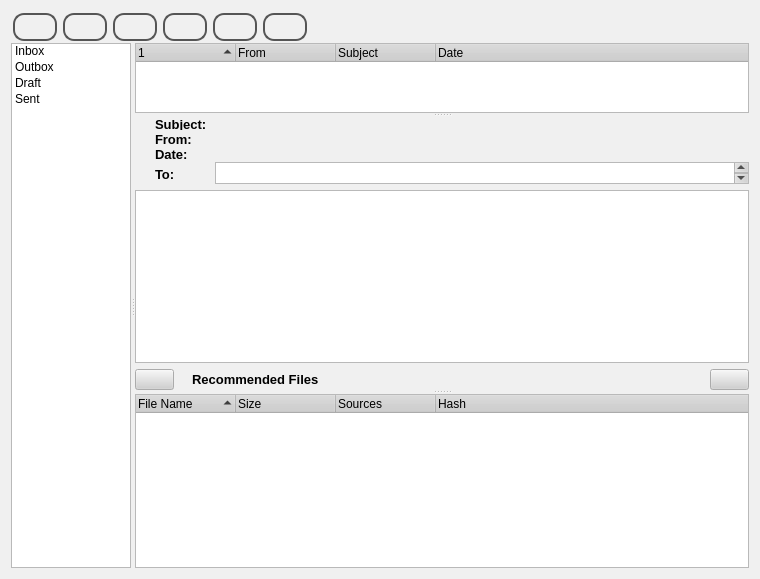
Old version of the form retroshare-gui/src/gui/MessagesDialog.ui in the repository RetroShare/RetroShare.
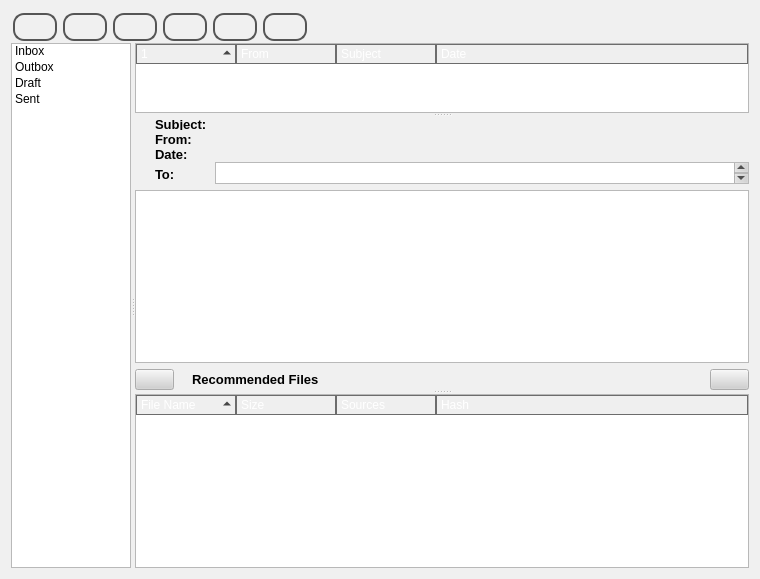
New version of the form. Icons and pictures are not drawn.

Diff of the .ui file:
```diff
--- a/retroshare-gui/src/gui/MessagesDialog.ui
+++ b/retroshare-gui/src/gui/MessagesDialog.ui
@@ -853,6 +853,17 @@
        <property name="contextMenuPolicy">
         <enum>Qt::CustomContextMenu</enum>
        </property>
+       <property name="styleSheet">
+        <string notr="true">QHeaderView::section {
+	background: qlineargradient(x1: 0, y1: 0, x2: 0, y2: 1,
+	stop: 0 #a6a6a6, stop: 0.08 #7f7f7f,
+	stop: 0.39999 #717171, stop: 0.4 #626262,
+	stop: 0.9 #4c4c4c, stop: 1 #333333);
+     color: white;
+     padding-left: 4px;
+     border: 1px solid #6c6c6c;
+ }</string>
+       </property>
        <property name="indentation">
         <number>16</number>
        </property>
@@ -1257,6 +1268,17 @@
        <property name="contextMenuPolicy">
         <enum>Qt::CustomContextMenu</enum>
        </property>
+       <property name="styleSheet">
+        <string notr="true">QHeaderView::section {
+	background: qlineargradient(x1: 0, y1: 0, x2: 0, y2: 1,
+	stop: 0 #a6a6a6, stop: 0.08 #7f7f7f,
+	stop: 0.39999 #717171, stop: 0.4 #626262,
+	stop: 0.9 #4c4c4c, stop: 1 #333333);
+     color: white;
+     padding-left: 4px;
+     border: 1px solid #6c6c6c;
+ }</string>
+       </property>
        <property name="sortingEnabled">
         <bool>true</bool>
        </property>
```
Left out of the diff: 9 changed lines with no effect on the pictures.
